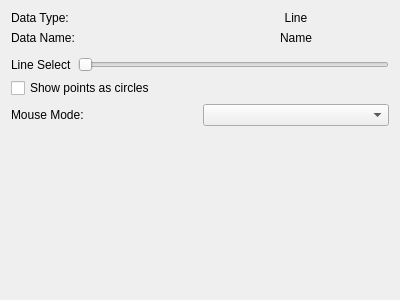
Qt form src/WhiskerToolbox/Media_Widget/MediaLine_Widget/MediaLine_Widget.ui (paulmthompson/WhiskerToolbox) before a commit.
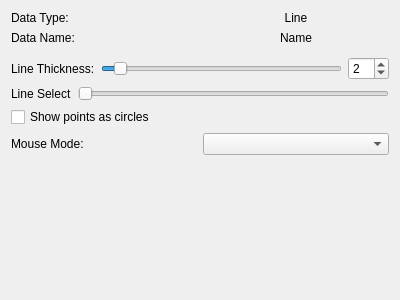
The same form after that commit. Custom widgets are drawn as their Qt base class.

Commit message: feat: Add configurable line thickness display option to MediaLine_Widget

```diff
--- a/src/WhiskerToolbox/Media_Widget/MediaLine_Widget/MediaLine_Widget.ui
+++ b/src/WhiskerToolbox/Media_Widget/MediaLine_Widget/MediaLine_Widget.ui
@@ -59,6 +59,46 @@
    <item>
     <widget class="ColorPicker_Widget" name="color_picker" native="true"/>
    </item>
+   <item>
+    <layout class="QGridLayout" name="line_settings_layout">
+     <item row="0" column="0">
+      <widget class="QLabel" name="line_thickness_label">
+       <property name="text">
+        <string>Line Thickness:</string>
+       </property>
+      </widget>
+     </item>
+     <item row="0" column="1">
+      <widget class="QSlider" name="line_thickness_slider">
+       <property name="minimum">
+        <number>1</number>
+       </property>
+       <property name="maximum">
+        <number>20</number>
+       </property>
+       <property name="value">
+        <number>2</number>
+       </property>
+       <property name="orientation">
+        <enum>Qt::Orientation::Horizontal</enum>
+       </property>
+      </widget>
+     </item>
+     <item row="0" column="2">
+      <widget class="QSpinBox" name="line_thickness_spinbox">
+       <property name="minimum">
+        <number>1</number>
+       </property>
+       <property name="maximum">
+        <number>20</number>
+       </property>
+       <property name="value">
+        <number>2</number>
+       </property>
+      </widget>
+     </item>
+    </layout>
+   </item>
    <item>
     <layout class="QGridLayout" name="gridLayout">
      <item row="0" column="0">
```
The commit also changes 4 other files.
